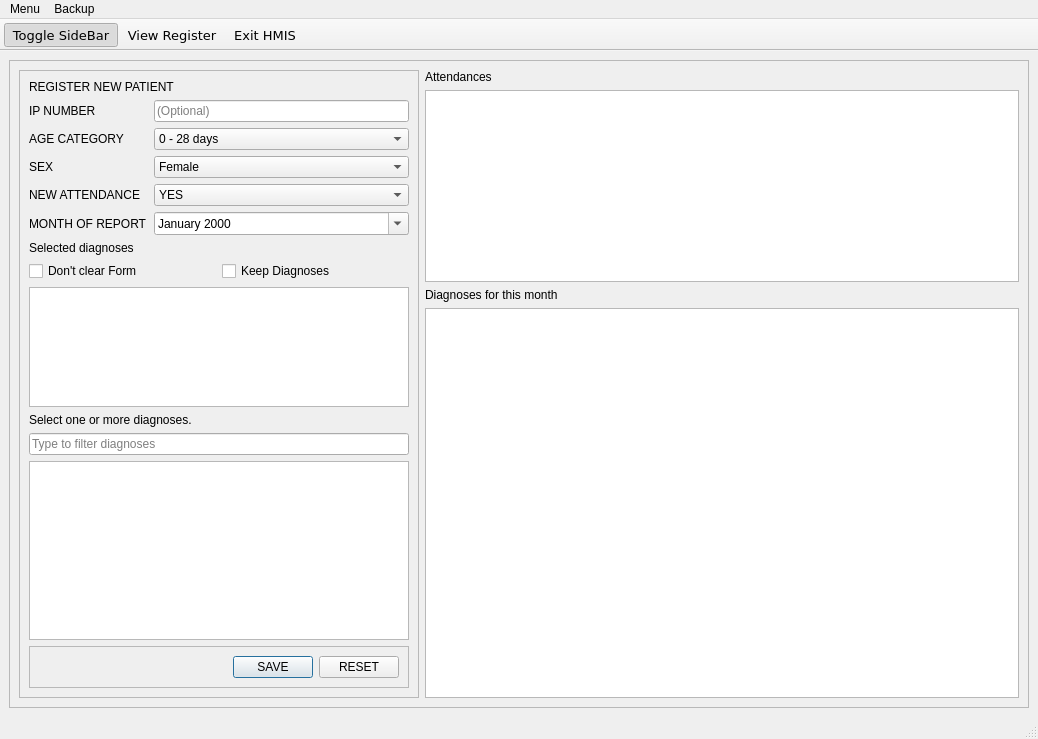
The window that mainwindow.ui (abiiranathan/hmis) describes before a commit, drawn with Qt 5.
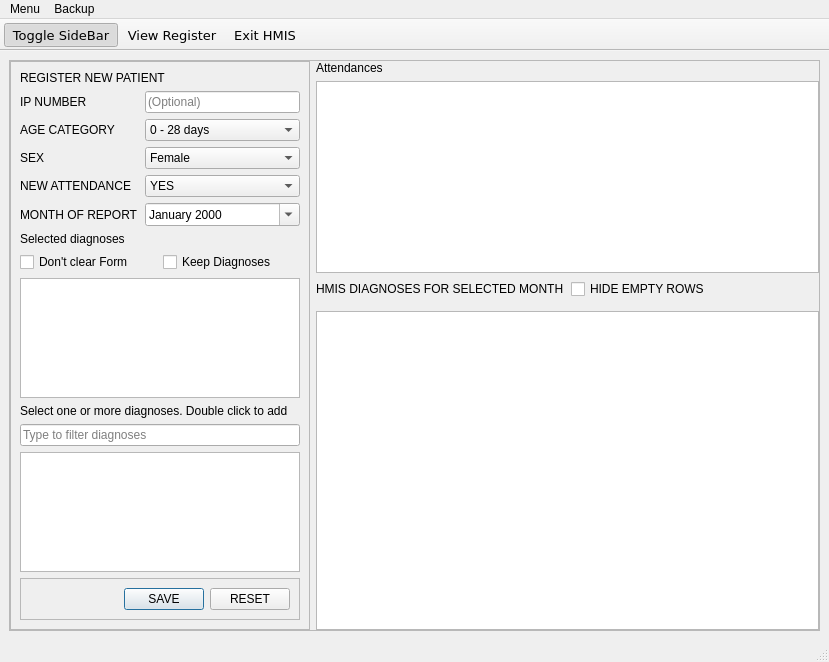
The same window after the commit. Icons and pictures are not drawn.

Commit message: Update sidebar, can now update stored records, auto-create missing diagnoses, diagnosis file expected in applicationPath

Diff of the .ui file:
```diff
--- a/mainwindow.ui
+++ b/mainwindow.ui
@@ -6,8 +6,8 @@
    <rect>
     <x>0</x>
     <y>0</y>
-    <width>1038</width>
-    <height>739</height>
+    <width>829</width>
+    <height>662</height>
    </rect>
   </property>
   <property name="windowTitle">
@@ -24,7 +24,19 @@
        <enum>QFrame::Shadow::Raised</enum>
       </property>
       <layout class="QGridLayout" name="gridLayout_2">
-       <item row="0" column="0" rowspan="4">
+       <property name="leftMargin">
+        <number>0</number>
+       </property>
+       <property name="topMargin">
+        <number>0</number>
+       </property>
+       <property name="rightMargin">
+        <number>0</number>
+       </property>
+       <property name="bottomMargin">
+        <number>0</number>
+       </property>
+       <item row="0" column="0" rowspan="5">
         <widget class="QFrame" name="sidebar">
          <property name="sizePolicy">
           <sizepolicy hsizetype="Fixed" vsizetype="Preferred">
@@ -34,7 +46,7 @@
          </property>
          <property name="minimumSize">
           <size>
-           <width>400</width>
+           <width>300</width>
            <height>0</height>
           </size>
          </property>
@@ -229,7 +241,7 @@
             <item>
              <widget class="QLabel" name="label_8">
               <property name="text">
-               <string>Select one or more diagnoses.</string>
+               <string>Select one or more diagnoses. Double click to add</string>
               </property>
              </widget>
             </item>
@@ -293,6 +305,30 @@
          </layout>
         </widget>
        </item>
+       <item row="4" column="1">
+        <widget class="QTableWidget" name="tableDiagnoses"/>
+       </item>
+       <item row="2" column="1">
+        <layout class="QHBoxLayout" name="horizontalLayout_3">
+         <property name="topMargin">
+          <number>0</number>
+         </property>
+         <item>
+          <widget class="QLabel" name="label">
+           <property name="text">
+            <string>HMIS DIAGNOSES FOR SELECTED MONTH</string>
+           </property>
+          </widget>
+         </item>
+         <item>
+          <widget class="QCheckBox" name="checkHideEmpty">
+           <property name="text">
+            <string>HIDE EMPTY ROWS</string>
+           </property>
+          </widget>
+         </item>
+        </layout>
+       </item>
        <item row="0" column="1">
         <widget class="QLabel" name="label_2">
          <property name="text">
@@ -310,16 +346,6 @@
          </property>
         </widget>
        </item>
-       <item row="2" column="1">
-        <widget class="QLabel" name="label">
-         <property name="text">
-          <string>Diagnoses for this month</string>
-         </property>
-        </widget>
-       </item>
-       <item row="3" column="1">
-        <widget class="QTableWidget" name="tableDiagnoses"/>
-       </item>
       </layout>
      </widget>
     </item>
@@ -331,8 +357,8 @@
     <rect>
      <x>0</x>
      <y>0</y>
-     <width>1038</width>
-     <height>27</height>
+     <width>829</width>
+     <height>22</height>
     </rect>
    </property>
    <widget class="QMenu" name="menuHMIS">
@@ -370,8 +396,8 @@
    </property>
    <property name="iconSize">
     <size>
-     <width>32</width>
-     <height>32</height>
+     <width>16</width>
+     <height>16</height>
     </size>
    </property>
    <property name="toolButtonStyle">
```
The commit also changes 11 other files.
